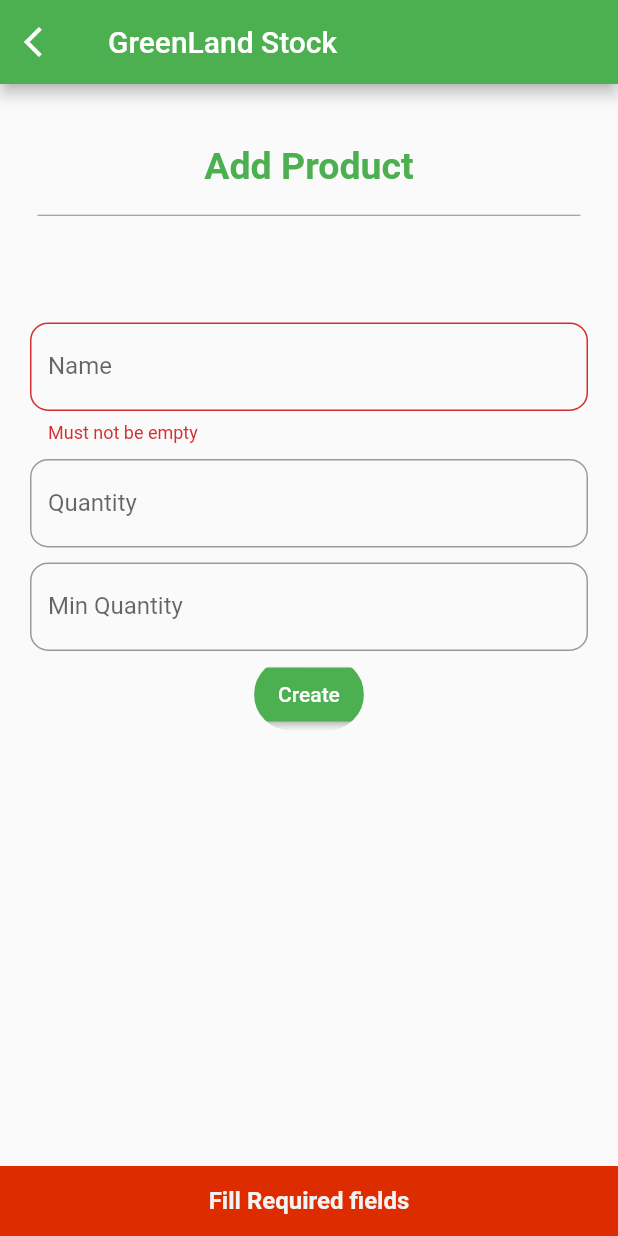
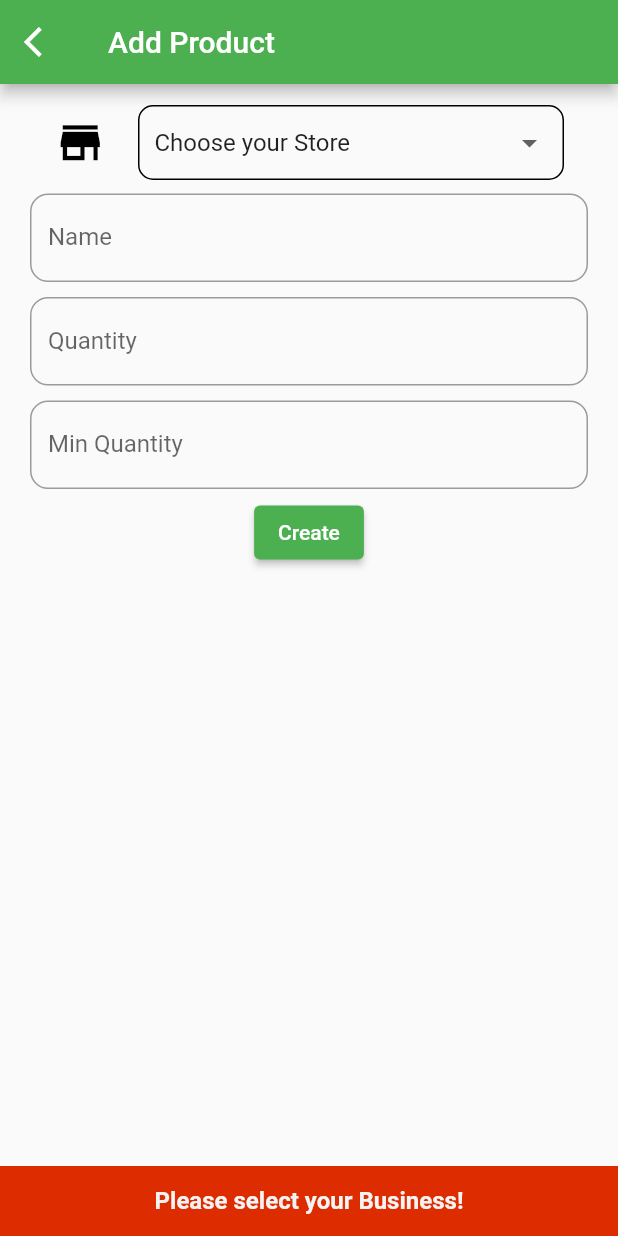
Before and after one commit to hmada2024/flutter-inventory-app, a Flutter app: the AddProduct screen opened directly, after a tap on "Create", on a phone screen of 412 x 824 dp. Run offline on Flutter 3.47's test engine with Material 2 defaults, Android fonts, the phone set to English and light mode, and no system bars; our stand-ins replace cloud_firestore, firebase_auth, firebase_core, firebase_messaging, flutter_slidable, flutter_svg and 7 more; missing offline and left inert: encrypt; accounts and stored records are empty; statements that could not run were skipped.

Commit message:
business select added in product add/edit screen

```diff
--- a/lib/db/business.dart
+++ b/lib/db/business.dart
@@ -1,4 +1,5 @@
 import 'package:greenland_stock/db/model.dart';
+import 'package:greenland_stock/services/user_service.dart';
 import 'package:json_annotation/json_annotation.dart';
 import 'package:cloud_firestore/cloud_firestore.dart';
 
@@ -12,7 +13,7 @@ class Business extends Model {
   String uuid;
   @JsonKey(name: 'owned_by', defaultValue: "")
   String ownedBy;
-  @JsonKey(name: 'store_name', defaultValue: "")
+  @JsonKey(name: 'business_name', defaultValue: "")
   String name;
   @JsonKey(name: 'users')
   List<String> users;
@@ -41,4 +42,23 @@ class Business extends Model {
     return this.uuid;
   }
 
+  Future<List<Business>> getStoresForUser() async {
+    try {
+      QuerySnapshot snap = await getCollectionRef()
+          .where('users', arrayContains: cachedLocalUser.getID())
+          .get();
+
+      List<Business> _b = [];
+      if (snap.docs.isNotEmpty) {
+        for (var i = 0; i < snap.docs.length; i++) {
+          Business _business = Business.fromJson(snap.docs[i].data());
+          _b.add(_business);
+        }
+      }
+
+      return _b;
+    } catch (err) {
+      throw err;
+    }
+  }
 }
--- a/lib/screens/home/add_product.dart
+++ b/lib/screens/home/add_product.dart
@@ -1,6 +1,8 @@
 import 'package:flutter/cupertino.dart';
 import 'package:flutter/material.dart';
+import 'package:greenland_stock/db/business.dart';
 import 'package:greenland_stock/db/products.dart';
+import 'package:greenland_stock/screens/utils/CustomColors.dart';
 import 'package:greenland_stock/screens/utils/CustomDialogs.dart';
 import 'package:greenland_stock/screens/utils/CustomSnackBar.dart';
 
@@ -10,13 +12,11 @@ class AddProduct extends StatefulWidget {
 }
 
 class _AddProductState extends State<AddProduct> {
-  @override
-  void initState() {
-    super.initState();
-  }
-
   final GlobalKey<ScaffoldState> _scaffoldKey = GlobalKey<ScaffoldState>();
   final GlobalKey<FormState> _formKey = GlobalKey<FormState>();
+
+  Map<String, String> _stores = {"0": "Choose your Store"};
+  String _selectedStore = "0";
 
   String pName = "";
   String gName = "";
@@ -24,12 +24,37 @@ class _AddProductState extends State<AddProduct> {
   double minQty = 0.0;
 
   @override
+  void initState() {
+    super.initState();
+
+    loadStores();
+  }
+
+  loadStores() async {
+    List<Business> stores = await Business().getStoresForUser();
+    Map<String, String> storeList = Map();
+    if (stores.length > 0) {
+      stores.forEach(
+        (b) {
+          storeList[b.uuid] = b.name;
+        },
+      );
+
+      setState(
+        () {
+          _stores = _stores..addAll(storeList);
+        },
+      );
+    }
+  }
+
+  @override
   Widget build(BuildContext context) {
     return Scaffold(
       key: _scaffoldKey,
       appBar: AppBar(
         backgroundColor: Colors.green,
-        title: Text("GreenLand Stock"),
+        title: Text("Add Product"),
         leading: InkWell(
           child: Icon(Icons.arrow_back_ios),
           onTap: () {
@@ -53,25 +78,8 @@ class _AddProductState extends State<AddProduct> {
                 scrollDirection: Axis.vertical,
                 child: SizedBox(
                   width: double.infinity,
-                  child: Padding(
-                    padding: const EdgeInsets.only(top: 40),
                   child: Column(
                     children: [
-                        Text(
-                          "Add Product",
-                          style: TextStyle(
-                              color: Colors.green,
-                              fontWeight: FontWeight.bold,
-                              fontSize: 25),
-                        ),
-                        Padding(
-                          padding: const EdgeInsets.only(
-                              top: 18, right: 25, left: 25),
-                          child: Divider(
-                            height: 1,
-                            color: Colors.black45,
-                          ),
-                        ),
                       Padding(
                         padding: const EdgeInsets.only(
                           left: 20,
@@ -79,9 +87,44 @@ class _AddProductState extends State<AddProduct> {
                         ),
                         child: Column(
                           children: [
-                              SizedBox(
-                                height:
-                                    MediaQuery.of(context).size.height * 0.08,
+                            Padding(
+                              padding: EdgeInsets.only(top: 10.0),
+                              child: ListTile(
+                                leading: Icon(
+                                  Icons.store,
+                                  size: 35,
+                                  color: CustomColors.black,
+                                ),
+                                title: Container(
+                                  padding: const EdgeInsets.symmetric(
+                                      horizontal: 10.0),
+                                  decoration: BoxDecoration(
+                                      borderRadius:
+                                          BorderRadius.circular(10.0),
+                                      border: Border.all()),
+                                  child: DropdownButtonHideUnderline(
+                                    child: DropdownButton<String>(
+                                      isExpanded: true,
+                                      items: _stores.entries.map(
+                                        (f) {
+                                          return DropdownMenuItem<String>(
+                                            value: f.key,
+                                            child: Text(f.value),
+                                          );
+                                        },
+                                      ).toList(),
+                                      onChanged: (uuid) {
+                                        setState(
+                                          () {
+                                            _selectedStore = uuid;
+                                          },
+                                        );
+                                      },
+                                      value: _selectedStore,
+                                    ),
+                                  ),
+                                ),
+                              ),
                             ),
                             Container(
                               margin:
@@ -158,18 +201,11 @@ class _AddProductState extends State<AddProduct> {
                                 },
                               ),
                             ),
-                              ClipRRect(
-                                borderRadius: BorderRadius.circular(28),
-                                child: ButtonTheme(
-                                  minWidth: 200.0,
-                                  height: 57.0,
-                                  child: ElevatedButton(
+                            ElevatedButton(
                               child: Text('Create'),
                               onPressed: () async {
                                 await _submit();
                               },
-                                  ),
-                                ),
                             ),
                             SizedBox(height: 20)
                           ],
@@ -183,12 +219,18 @@ class _AddProductState extends State<AddProduct> {
           ),
         ),
       ),
-      ),
     );
   }
 
   _submit() async {
     try {
+      if (_selectedStore == "0") {
+        ScaffoldMessenger.of(context).showSnackBar(
+          CustomSnackBar.errorSnackBar("Please select your Business!", 2),
+        );
+        return;
+      }
+
       final FormState form = _formKey.currentState;
 
       if (form.validate()) {
@@ -197,6 +239,8 @@ class _AddProductState extends State<AddProduct> {
         _p.name = this.pName;
         _p.quantity = this.qty;
         _p.minQuantity = this.minQty;
+        _p.businessID = _selectedStore;
+        _p.businessName = _stores[_selectedStore];
 
         CustomDialogs.actionWaiting(context);
         await _p.create();
```
Also changed, not shown: lib/screens/home/edit_products.dart (+29 -30 lines), lib/screens/home/home_screen.dart (+11 -1 lines), lib/db/business.g.dart. Lines whose indentation alone changed are shown as unchanged.
